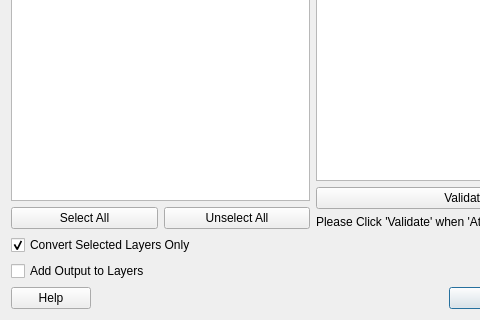
Above: ogr_dxf2shp/ogr_dxf2shp_dialog_base.ui from sjyangkevin/OGR_DXF2SHP before the change; both pictures show x 0 to 480 and y 385 to 705 of the 626 by 705 pixel window. Below: the same form after it.
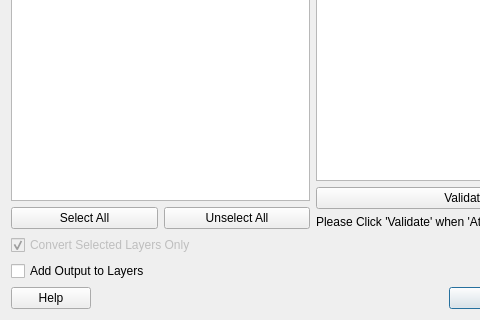
That is the form after the change. Custom widgets are drawn as their Qt base class.

What changed in the file:
```diff
--- a/ogr_dxf2shp/ogr_dxf2shp_dialog_base.ui
+++ b/ogr_dxf2shp/ogr_dxf2shp_dialog_base.ui
@@ -2,6 +2,9 @@
 <ui version="4.0">
  <class>OGR_DXF2SHPDialogBase</class>
  <widget class="QDialog" name="OGR_DXF2SHPDialogBase">
+  <property name="enabled">
+   <bool>true</bool>
+  </property>
   <property name="geometry">
    <rect>
     <x>0</x>
@@ -331,6 +334,9 @@
     <layout class="QVBoxLayout" name="verticalLayout_2">
      <item>
       <widget class="QCheckBox" name="Convert_Selected_Layers_Only_CheckBox">
+       <property name="enabled">
+        <bool>false</bool>
+       </property>
        <property name="text">
         <string>Convert Selected Layers Only</string>
        </property>
```
Left out of the diff: 43 changed lines with no effect on the pictures.
